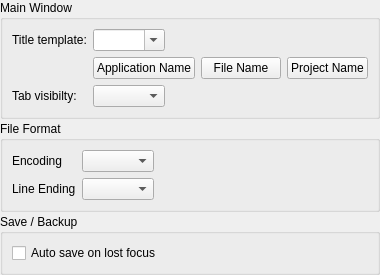
First picture: the form in resources/ui/configure/general.ui, repository prymatex/prymatex, before the edit.
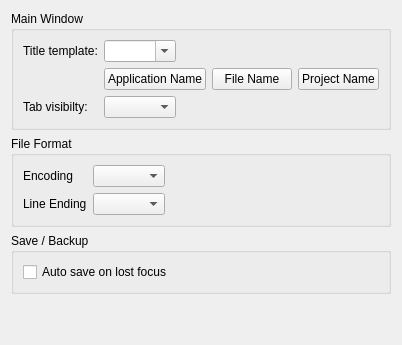
Second picture: the form after the edit.

The edit to the form file:
```diff
--- a/resources/ui/configure/general.ui
+++ b/resources/ui/configure/general.ui
@@ -6,12 +6,6 @@
    <string>Form</string>
   </property>
   <layout class="QVBoxLayout" name="verticalLayout">
-   <property name="spacing">
-    <number>2</number>
-   </property>
-   <property name="margin">
-    <number>0</number>
-   </property>
    <item>
     <widget class="QGroupBox" name="groupBox_2">
      <property name="title">
@@ -121,6 +115,19 @@
      </layout>
     </widget>
    </item>
+   <item>
+    <spacer name="verticalSpacer">
+     <property name="orientation">
+      <enum>Qt::Vertical</enum>
+     </property>
+     <property name="sizeHint" stdset="0">
+      <size>
+       <width>20</width>
+       <height>40</height>
+      </size>
+     </property>
+    </spacer>
+   </item>
   </layout>
  </widget>
  <resources/>
```
Left out of the diff: 2 changed lines with no effect on the pictures.
